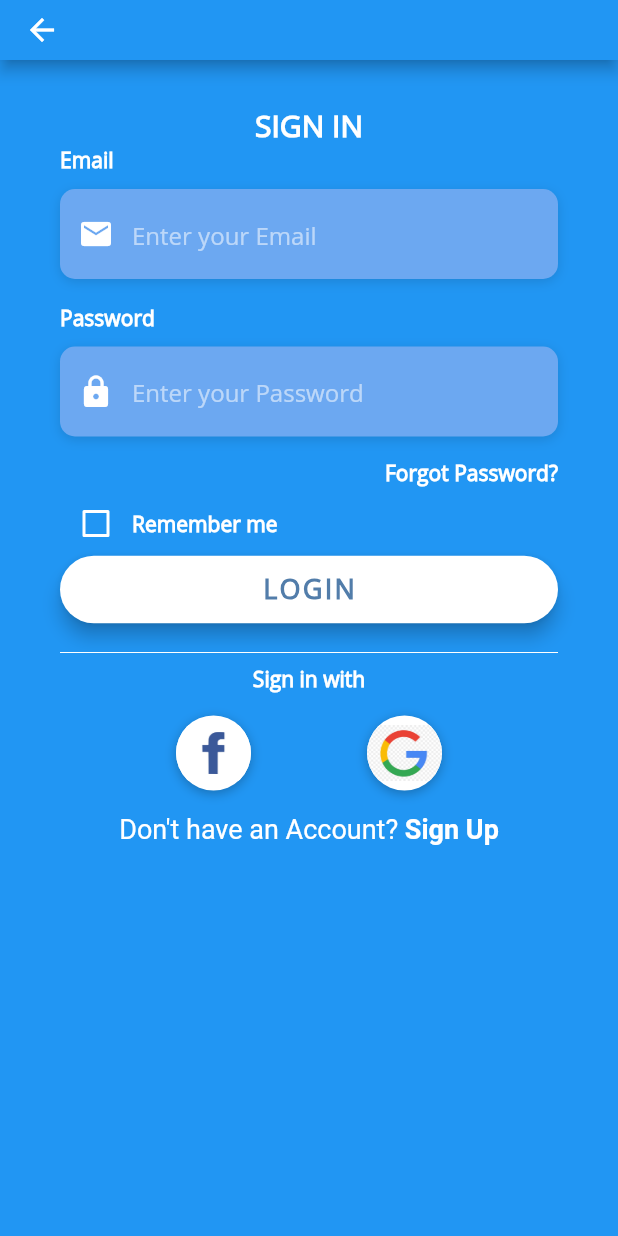
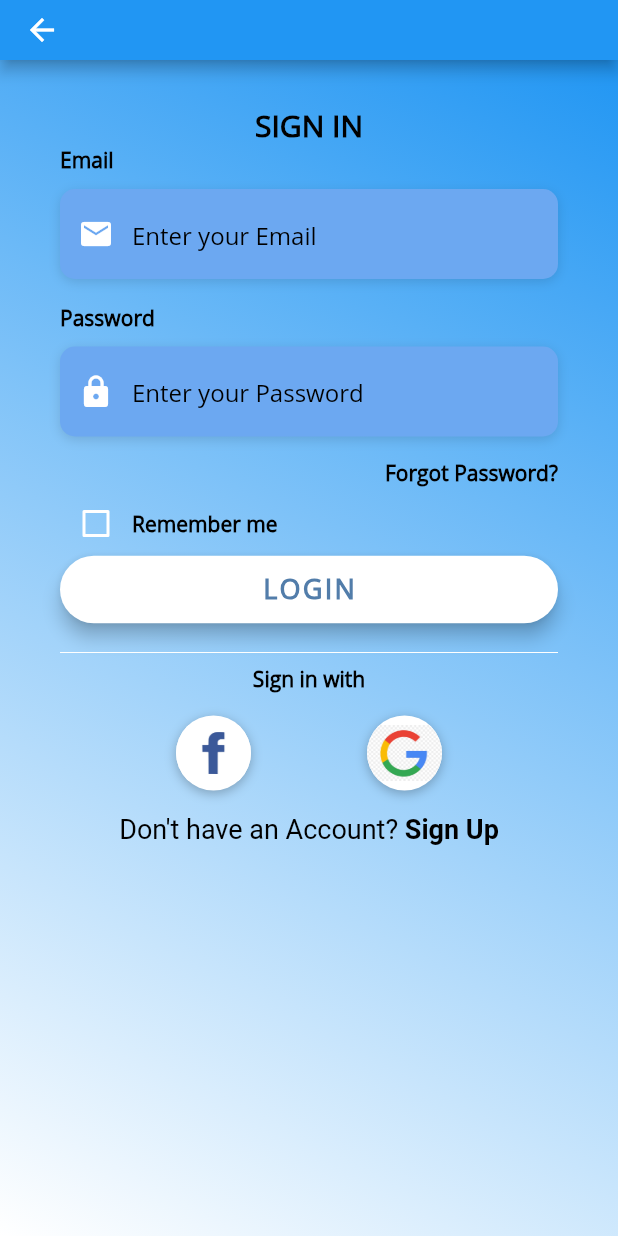
Before and after one commit to BryanManzano2016/BestPlaces, a Flutter app: the screen it shows after launch, tab 2 chosen, after a tap on the "account box" icon, on a phone screen of 412 x 824 dp. Run offline on Flutter 3.47's test engine with Material 2 defaults, Android fonts, the phone set to English and light mode, and no system bars.

Commit message:
Gradiente a pantallas

```diff
--- a/flutter_app/lib/commun/Constants.dart
+++ b/flutter_app/lib/commun/Constants.dart
@@ -9,12 +9,12 @@ enum Continent {
 }
 
 final kHintTextStyle = TextStyle(
-    color: Colors.white54,
+    color: Colors.black,
     fontFamily: 'OpenSans',
 );
 
 final kLabelStyle = TextStyle(
-    color: Colors.white,
+    color: Colors.black,
     fontWeight: FontWeight.bold,
     fontFamily: 'OpenSans',
 );
@@ -30,3 +30,11 @@ final kBoxDecorationStyle = BoxDecoration(
         ),
     ],
 );
+
+final gradientApp = BoxDecoration(
+    gradient: LinearGradient(
+        begin: Alignment.topRight,
+        end: Alignment.bottomLeft,
+        colors: [Colors.blue, Colors.white]
+    )
+);
--- a/flutter_app/lib/screens/HomeScreen.dart
+++ b/flutter_app/lib/screens/HomeScreen.dart
@@ -2,6 +2,7 @@ import 'dart:core';
 
 import 'package:flutter/material.dart';
 import 'package:flutterapp/commun/Auxiliar.dart';
+import 'package:flutterapp/commun/Constants.dart';
 import 'package:flutterapp/models/City.dart';
 import 'package:flutterapp/models/Country.dart';
 import 'package:flutterapp/models/Place.dart';
@@ -14,11 +15,10 @@ class HomeScreen extends StatelessWidget {
     Widget build(BuildContext context) {
         size = sizeScreen(context, 8, 8);
         return SafeArea(
-            child: Padding(
-                padding: const EdgeInsets.all(4.0),
-                child: Scaffold(
-                    body: listComponents(context)
-                ),
+            child: Scaffold(
+                body: Container(
+                    decoration: gradientApp,
+                    child: listComponents(context))
             )
         );
     }
@@ -28,9 +28,13 @@ class HomeScreen extends StatelessWidget {
         return ListView(children: <Widget>[
             textHomeScreen("TOP COUNTRIES", sizeFont: 25, bold: true),
             Row(children: topPlaces(rankingByCountry(), context)),
+
             Divider(color: Colors.grey),
+
             textHomeScreen("TOP CITIES", sizeFont: 25, bold: true),
             Container(child: Row(children: topPlaces(rankingByCity(), context))),
+
+            Divider(color: Colors.grey),
         ]);
     }
 
@@ -47,11 +51,10 @@ class HomeScreen extends StatelessWidget {
                     child: Container(
                         padding: EdgeInsets.all(4),
                         decoration: BoxDecoration(
-                            border: Border.all(
-                                color: Colors.black,
-                                width: 1,
+                            border: Border(
+                                right: BorderSide(color: Colors.black),
+                                left: BorderSide(color: Colors.black),
                             ),
-                            borderRadius: BorderRadius.circular(16),
                         ),
                         child: placeColumn(item),
                     ),
@@ -80,7 +83,7 @@ class HomeScreen extends StatelessWidget {
         );
     }
 
-    Text textHomeScreen(String str, {double sizeFont = 15, bool bold = false}) {
+    Text textHomeScreen(String str, {double sizeFont = 15, bool bold = true}) {
         return Text(str,
             textAlign: TextAlign.center,
             style: TextStyle(
--- a/flutter_app/lib/screens/LoginScreen.dart
+++ b/flutter_app/lib/screens/LoginScreen.dart
@@ -204,7 +204,7 @@ class _LoginScreenState extends State<LoginScreen> {
                         TextSpan(
                             text: 'Don\'t have an Account? ',
                             style: TextStyle(
-                                color: Colors.white,
+                                color: Colors.black,
                                 fontSize: 18.0,
                                 fontWeight: FontWeight.w400,
                             ),
@@ -212,7 +212,7 @@ class _LoginScreenState extends State<LoginScreen> {
                         TextSpan(
                             text: 'Sign Up',
                             style: TextStyle(
-                                color: Colors.white,
+                                color: Colors.black,
                                 fontSize: 18.0,
                                 fontWeight: FontWeight.bold,
                             ),
@@ -242,9 +242,7 @@ class _LoginScreenState extends State<LoginScreen> {
                                 Container(
                                     height: double.infinity,
                                     width: double.infinity,
-                                    decoration: BoxDecoration(
-                                        color: Colors.blue,
-                                    ),
+                                    decoration: gradientApp,
                                 ),
                                 Container(
                                     height: double.infinity,
@@ -260,7 +258,7 @@ class _LoginScreenState extends State<LoginScreen> {
                                                 Text(
                                                     'SIGN IN',
                                                     style: TextStyle(
-                                                        color: Colors.white,
+                                                        color: Colors.black,
                                                         fontFamily: 'OpenSans',
                                                         fontSize: 20.0,
                                                         fontWeight: FontWeight.bold,
--- a/flutter_app/lib/screens/PlacesScreen.dart
+++ b/flutter_app/lib/screens/PlacesScreen.dart
@@ -2,6 +2,7 @@ import 'dart:ui';
 
 import 'package:flutter/material.dart';
 import 'package:flutterapp/commun/Auxiliar.dart';
+import 'package:flutterapp/commun/Constants.dart';
 import 'ScreenRankingPlaces.dart';
 
 class PlacesScreen extends StatelessWidget {
@@ -10,7 +11,10 @@ class PlacesScreen extends StatelessWidget {
     Widget build(BuildContext context) {
         return SafeArea(
             child: Scaffold(
-                body: optionsPlaces(context)
+                body: Container(
+                    decoration: gradientApp,
+                    child: optionsPlaces(context)
+                )
             )
         );
     }
--- a/flutter_app/lib/screens/ScreenRankingPlaces.dart
+++ b/flutter_app/lib/screens/ScreenRankingPlaces.dart
@@ -1,6 +1,7 @@
 import 'dart:ui';
 import 'package:flutter/material.dart';
 import 'package:flutterapp/commun/Auxiliar.dart';
+import 'package:flutterapp/commun/Constants.dart';
 
 class ScreenRankingPlaces extends StatelessWidget {
     final String placesby;
@@ -14,7 +15,7 @@ class ScreenRankingPlaces extends StatelessWidget {
                 leading: iconButtonBack(context)
             )
         ),
-            body:  RankingList(),
+            body: Container(decoration: gradientApp, child: RankingList()),
         ));
     }
 }
```
